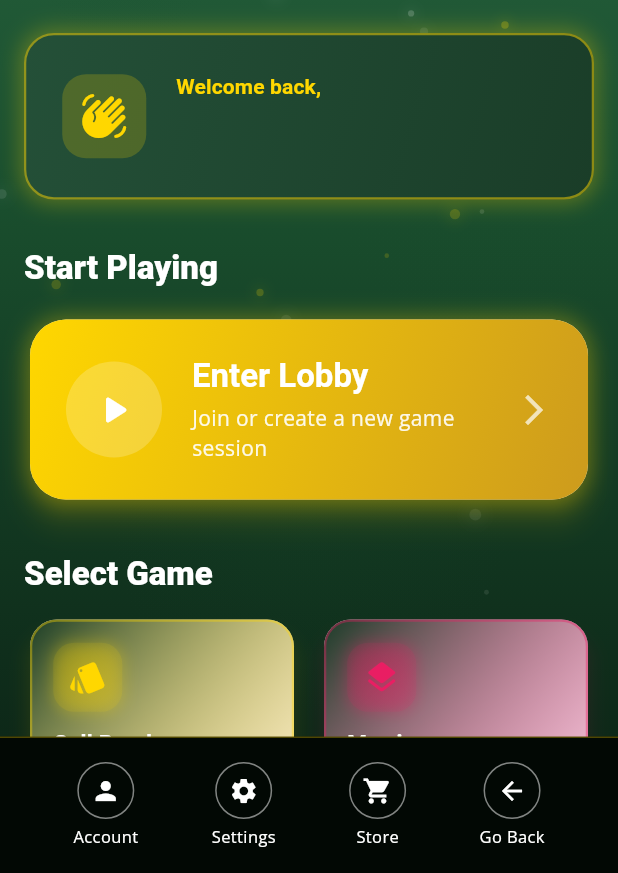
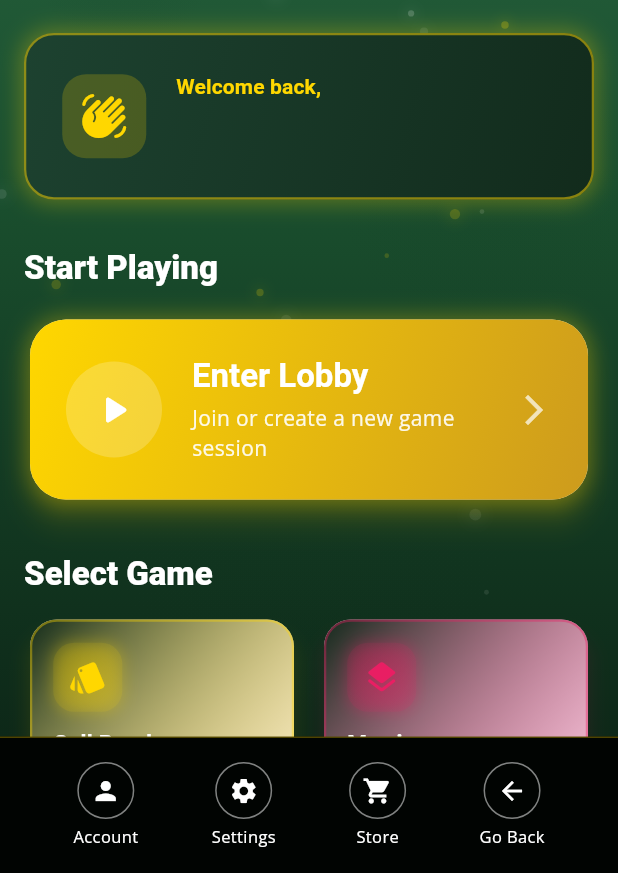
Before and after one commit to timecapsulellc/clubroyale-, a Flutter app: the screen it shows once a user with an empty profile is signed in, on a phone screen of 412 x 824 dp, the part 363-1236 px from its top. Run offline on Flutter 3.47's test engine with Material 3 defaults, Android fonts, the light colour scheme and no system bars; drawn by our look-alikes of flutter_animate; our stand-ins replace audioplayers, cloud_firestore, cloud_functions, firebase_analytics, firebase_auth, firebase_core and 8 more; missing offline and left inert: flutter_webrtc, livekit_client, purchases_flutter; accounts and stored records are empty; network calls fail.

Commit message:
fix: UI improvements - darker background, fix layout overflow
- Made background darker green (0xFF030d08)
- Changed GridView aspect ratio from 0.85 to 0.72 to fix card overlap
- Increased card elevation and shadows for better depth
- Improved card border contrast

```diff
--- a/lib/config/casino_theme.dart
+++ b/lib/config/casino_theme.dart
@@ -3,9 +3,9 @@ import 'package:flutter/material.dart';
 /// Casino-themed color palette for premium gaming experience
 class CasinoColors {
   // Primary Colors - Green Felt Theme
-  static const Color deepPurple = Color(0xFF0d2818); // Dark green (was purple)
-  static const Color darkPurple = Color(0xFF061a0f); // Very dark green
-  static const Color richPurple = Color(0xFF1a4f2e); // Rich green
+  static const Color deepPurple = Color(0xFF0a1f12); // Dark green (was purple)
+  static const Color darkPurple = Color(0xFF030d08); // Very dark green - DARKER
+  static const Color richPurple = Color(0xFF143823); // Rich green
 
   // Green Felt Table Colors
   static const Color feltGreenDark = Color(0xFF0d2818);
@@ -25,9 +25,9 @@ class CasinoColors {
   static const Color silverGray = Color(0xFF9e9e9e);
 
   // Surface Colors
-  static const Color cardBackground = Color(0xFF1a3d28);
-  static const Color cardBackgroundLight = Color(0xFF245038);
-  static const Color surfaceDark = Color(0xFF0a1f12);
+  static const Color cardBackground = Color(0xFF122b1c); // Slightly lighter for contrast
+  static const Color cardBackgroundLight = Color(0xFF1d4230); // More visible
+  static const Color surfaceDark = Color(0xFF061209);
 
   // Gradients - Green Felt
   static const LinearGradient primaryGradient = LinearGradient(
--- a/lib/features/home_screen.dart
+++ b/lib/features/home_screen.dart
@@ -311,9 +311,9 @@ class HomeScreen extends ConsumerWidget {
                     shrinkWrap: true,
                     physics: const NeverScrollableScrollPhysics(),
                     crossAxisCount: 2,
-                    mainAxisSpacing: 16,
-                    crossAxisSpacing: 16,
-                    childAspectRatio: 0.85,
+                    mainAxisSpacing: 12,
+                    crossAxisSpacing: 12,
+                    childAspectRatio: 0.72,
                     children: [
                       _EnhancedActivityCard(
                         icon: Icons.history_rounded,
@@ -463,8 +463,8 @@ class _EnhancedActivityCard extends StatelessWidget {
   @override
   Widget build(BuildContext context) {
     return Card(
-      elevation: 4,
-      shadowColor: gradientColors.first.withValues(alpha: 0.3),
+      elevation: 8,
+      shadowColor: Colors.black.withValues(alpha: 0.5),
       shape: RoundedRectangleBorder(borderRadius: BorderRadius.circular(20)),
       child: InkWell(
         onTap: onTap,
@@ -481,9 +481,16 @@ class _EnhancedActivityCard extends StatelessWidget {
             ),
             borderRadius: BorderRadius.circular(20),
             border: Border.all(
-              color: gradientColors.first.withValues(alpha: 0.4),
-              width: 1.5,
-            ),
+              color: gradientColors.first.withValues(alpha: 0.5),
+              width: 2,
+            ),
+            boxShadow: [
+              BoxShadow(
+                color: Colors.black.withValues(alpha: 0.4),
+                blurRadius: 12,
+                offset: const Offset(0, 4),
+              ),
+            ],
           ),
           child: Column(
             crossAxisAlignment: CrossAxisAlignment.start,
```
